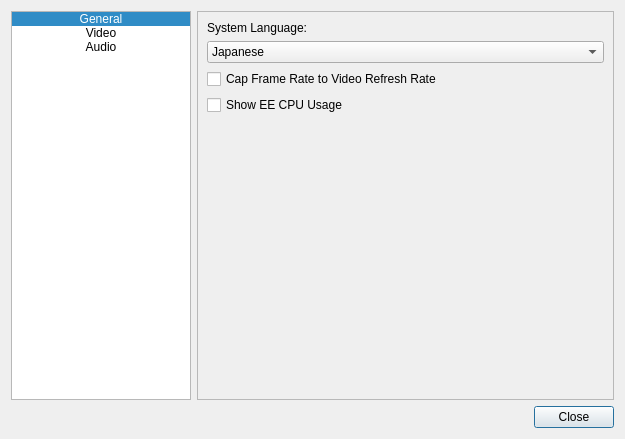
Old version of the form Source/ui_qt/Qt_ui/settingsdialog.ui in the repository jpd002/Play-.
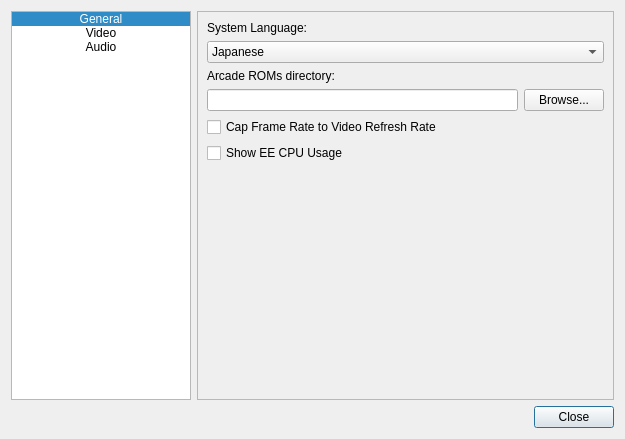
New version of the form. The open tabs and pages were chosen to show the change. Icons and pictures are not drawn.

Commit message: Allow changing arcade ROMs location in UI.

Diff of the .ui file:
```diff
--- a/Source/ui_qt/Qt_ui/settingsdialog.ui
+++ b/Source/ui_qt/Qt_ui/settingsdialog.ui
@@ -188,6 +188,31 @@
          </item>
         </widget>
        </item>
+       <item>
+        <widget class="QLabel" name="label_8">
+         <property name="text">
+          <string>Arcade ROMs directory:</string>
+         </property>
+        </widget>
+       </item>
+       <item>
+        <layout class="QHBoxLayout" name="horizontalLayout">
+         <item>
+          <widget class="QLineEdit" name="edit_arcadeRoms_dir">
+           <property name="readOnly">
+            <bool>true</bool>
+           </property>
+          </widget>
+         </item>
+         <item>
+          <widget class="QPushButton" name="button_browseArcadeRomsDir">
+           <property name="text">
+            <string>Browse...</string>
+           </property>
+          </widget>
+         </item>
+        </layout>
+       </item>
        <item>
         <widget class="QCheckBox" name="checkBox_limitFrameRate">
          <property name="text">
```
The commit also changes 2 other files.
